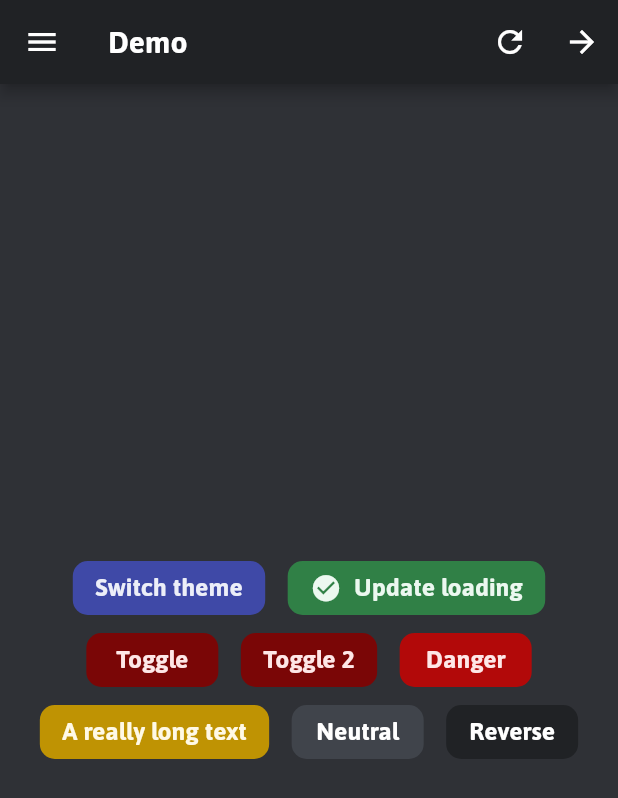
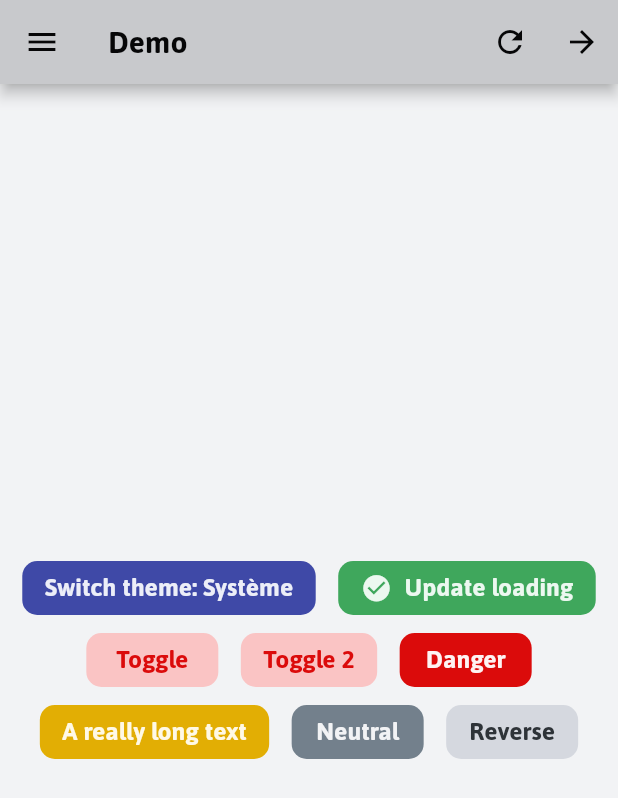
Before and after one commit to EduWireApps/ynotes-packages, a Flutter app: the screen it shows after launch, on a phone screen of 412 x 824 dp. Shown: the top 798 px of the screen. Run offline on Flutter 3.47's test engine with Material 2 defaults, Android fonts, the phone set to English and light mode, and no system bars; our stand-ins replace flutter_phoenix, sizer.

Commit message:
add system theme; release 0.2.4

```diff
--- a/example/lib/main.dart
+++ b/example/lib/main.dart
@@ -71,16 +71,19 @@ class _MyHomePageState extends State<MyHomePage> {
               YButton(
                   onPressed: () {
                     switch (currentTheme.theme) {
+                      case YAvailableTheme.system:
+                        currentTheme.theme = YAvailableTheme.light;
+                        break;
                       case YAvailableTheme.light:
                         currentTheme.theme = YAvailableTheme.dark;
                         break;
                       case YAvailableTheme.dark:
-                        currentTheme.theme = YAvailableTheme.light;
+                        currentTheme.theme = YAvailableTheme.system;
                         break;
                     }
                     setState(() {});
                   },
-                  text: "Switch theme"),
+                  text: "Switch theme: ${currentTheme.name}"),
               YButton(
                 onPressed: () => setState(() {
                   this.loading = !this.loading;
--- a/lib/src/theme/theme.dart
+++ b/lib/src/theme/theme.dart
@@ -1,5 +1,6 @@
 import 'themes/light/theme.dart';
 import 'themes/dark/theme.dart';
+import 'themes/system/theme.dart';
 
 import 'colors.dart';
 import 'button_styles.dart';
@@ -28,7 +29,7 @@ class YCurrentTheme {
   YTButtonStyles get buttonStyles => this._ct.buttonStyles;
 }
 
-enum YAvailableTheme { light, dark }
-final List<YTheme> themes = [lightTheme, darkTheme];
+enum YAvailableTheme { system, light, dark }
+final List<YTheme> themes = [systemTheme, lightTheme, darkTheme];
 
-final YCurrentTheme currentTheme = YCurrentTheme(theme: YAvailableTheme.dark, themes: themes);
+final YCurrentTheme currentTheme = YCurrentTheme(theme: YAvailableTheme.system, themes: themes);
--- /dev/null
+++ b/lib/src/theme/themes/system/theme.dart
@@ -0,0 +1,19 @@
+import 'package:flutter/material.dart';
+import 'package:flutter/scheduler.dart';
+import 'package:ynotes_components/src/theme/button_styles.dart';
+import 'package:ynotes_components/src/theme/colors.dart';
+import 'package:ynotes_components/src/theme/theme.dart';
+
+import '../light/colors.dart' as lightColors;
+import '../light/button_styles.dart' as lightButtonStyles;
+import '../dark/colors.dart' as darkColors;
+import '../dark/button_styles.dart' as darkButtonStyles;
+
+var brightness = SchedulerBinding.instance!.window.platformBrightness;
+bool darkModeOn = brightness == Brightness.dark;
+
+final YTColors colors = darkModeOn ? darkColors.colors : lightColors.colors;
+final YTButtonStyles buttonStyles = darkModeOn ? darkButtonStyles.buttonStyles : lightButtonStyles.buttonStyles;
+
+final YTheme systemTheme =
+    YTheme("Système", theme: YAvailableTheme.system, isDark: darkModeOn, colors: colors, buttonStyles: buttonStyles);
--- a/pubspec.yaml
+++ b/pubspec.yaml
@@ -1,7 +1,7 @@
 name: ynotes_components
 description: yNotes' components library.
 publish_to: 'none'
-version: 0.2.3
+version: 0.2.4
 homepage: https://github.com/EduWireApps/ynotes-components
 
 environment:
```
